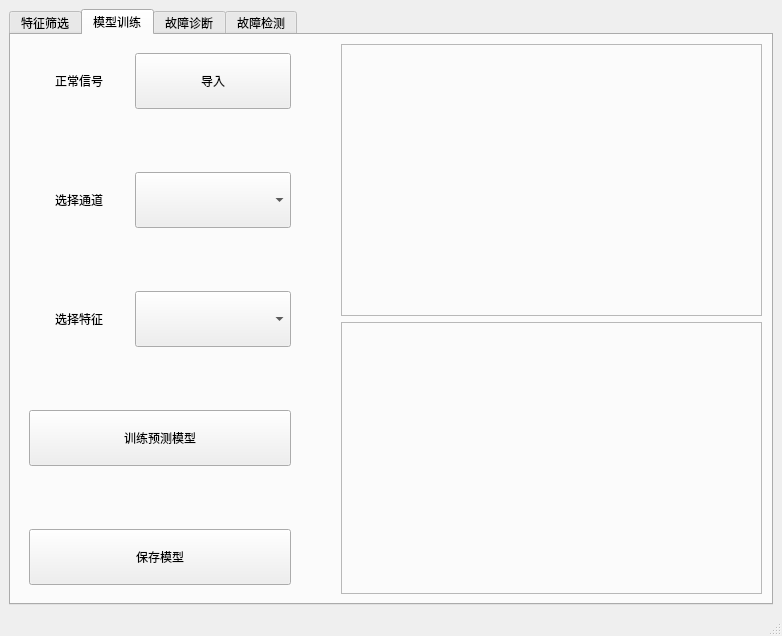
Old version of the form GUI/MainWindow.ui in the repository DuskSwan/fault_estimation_master_design.
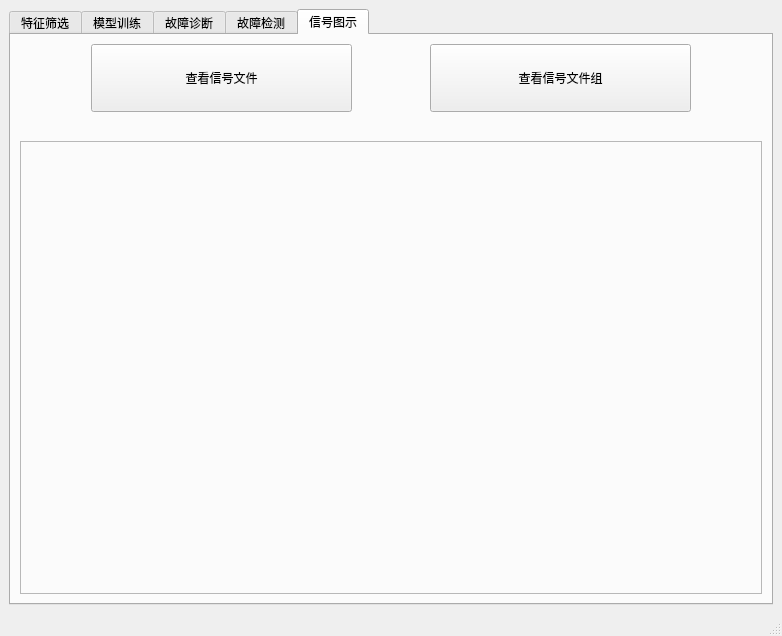
New version of the form.

Commit message: add singal view function

```diff
--- a/GUI/MainWindow.ui
+++ b/GUI/MainWindow.ui
@@ -21,7 +21,7 @@
        <enum>Qt::LeftToRight</enum>
       </property>
       <property name="currentIndex">
-       <number>1</number>
+       <number>4</number>
       </property>
       <widget class="QWidget" name="PrepareTab">
        <attribute name="title">
@@ -957,6 +957,126 @@
         </item>
        </layout>
       </widget>
+      <widget class="QWidget" name="ViewTab">
+       <attribute name="title">
+        <string>信号图示</string>
+       </attribute>
+       <layout class="QGridLayout" name="gridLayout_8" rowstretch="3,1,20" columnstretch="1,4,1,4,1">
+        <item row="1" column="1">
+         <spacer name="verticalSpacer_18">
+          <property name="orientation">
+           <enum>Qt::Vertical</enum>
+          </property>
+          <property name="sizeHint" stdset="0">
+           <size>
+            <width>20</width>
+            <height>19</height>
+           </size>
+          </property>
+         </spacer>
+        </item>
+        <item row="0" column="0">
+         <spacer name="horizontalSpacer_11">
+          <property name="orientation">
+           <enum>Qt::Horizontal</enum>
+          </property>
+          <property name="sizeHint" stdset="0">
+           <size>
+            <width>40</width>
+            <height>20</height>
+           </size>
+          </property>
+         </spacer>
+        </item>
+        <item row="0" column="1">
+         <widget class="QPushButton" name="btnViewSingleFile">
+          <property name="sizePolicy">
+           <sizepolicy hsizetype="Minimum" vsizetype="Expanding">
+            <horstretch>0</horstretch>
+            <verstretch>0</verstretch>
+           </sizepolicy>
+          </property>
+          <property name="maximumSize">
+           <size>
+            <width>16677215</width>
+            <height>16777215</height>
+           </size>
+          </property>
+          <property name="text">
+           <string>查看信号文件</string>
+          </property>
+         </widget>
+        </item>
+        <item row="0" column="3">
+         <widget class="QPushButton" name="btnViewFiles">
+          <property name="sizePolicy">
+           <sizepolicy hsizetype="Minimum" vsizetype="Expanding">
+            <horstretch>0</horstretch>
+            <verstretch>0</verstretch>
+           </sizepolicy>
+          </property>
+          <property name="text">
+           <string>查看信号文件组</string>
+          </property>
+         </widget>
+        </item>
+        <item row="0" column="2">
+         <spacer name="horizontalSpacer_10">
+          <property name="orientation">
+           <enum>Qt::Horizontal</enum>
+          </property>
+          <property name="sizeHint" stdset="0">
+           <size>
+            <width>63</width>
+            <height>20</height>
+           </size>
+          </property>
+         </spacer>
+        </item>
+        <item row="1" column="3">
+         <spacer name="verticalSpacer_19">
+          <property name="orientation">
+           <enum>Qt::Vertical</enum>
+          </property>
+          <property name="sizeHint" stdset="0">
+           <size>
+            <width>20</width>
+            <height>19</height>
+           </size>
+          </property>
+         </spacer>
+        </item>
+        <item row="0" column="4">
+         <spacer name="horizontalSpacer_12">
+          <property name="orientation">
+           <enum>Qt::Horizontal</enum>
+          </property>
+          <property name="sizeHint" stdset="0">
+           <size>
+            <width>40</width>
+            <height>20</height>
+           </size>
+          </property>
+         </spacer>
+        </item>
+        <item row="2" column="0" colspan="5">
+         <widget class="QFrame" name="frameInView">
+          <property name="minimumSize">
+           <size>
+            <width>300</width>
+            <height>200</height>
+           </size>
+          </property>
+          <property name="frameShape">
+           <enum>QFrame::StyledPanel</enum>
+          </property>
+          <property name="frameShadow">
+           <enum>QFrame::Raised</enum>
+          </property>
+         </widget>
+        </item>
+       </layout>
+      </widget>
      </widget>
     </item>
    </layout>
```
The commit also changes 3 other files.
